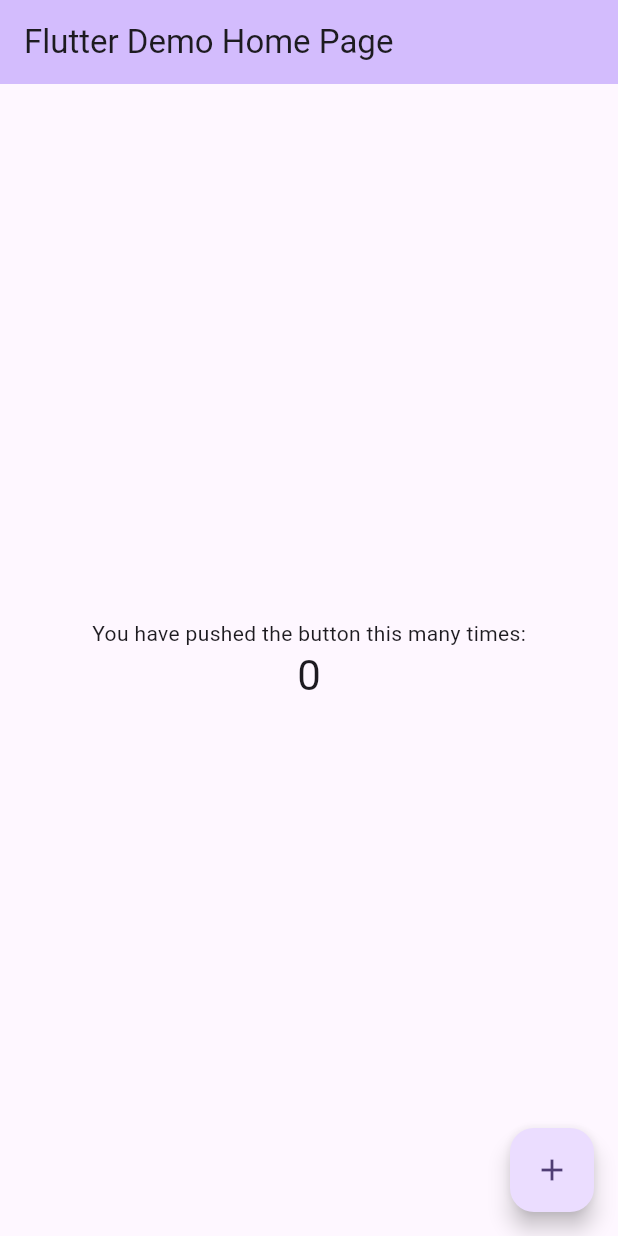
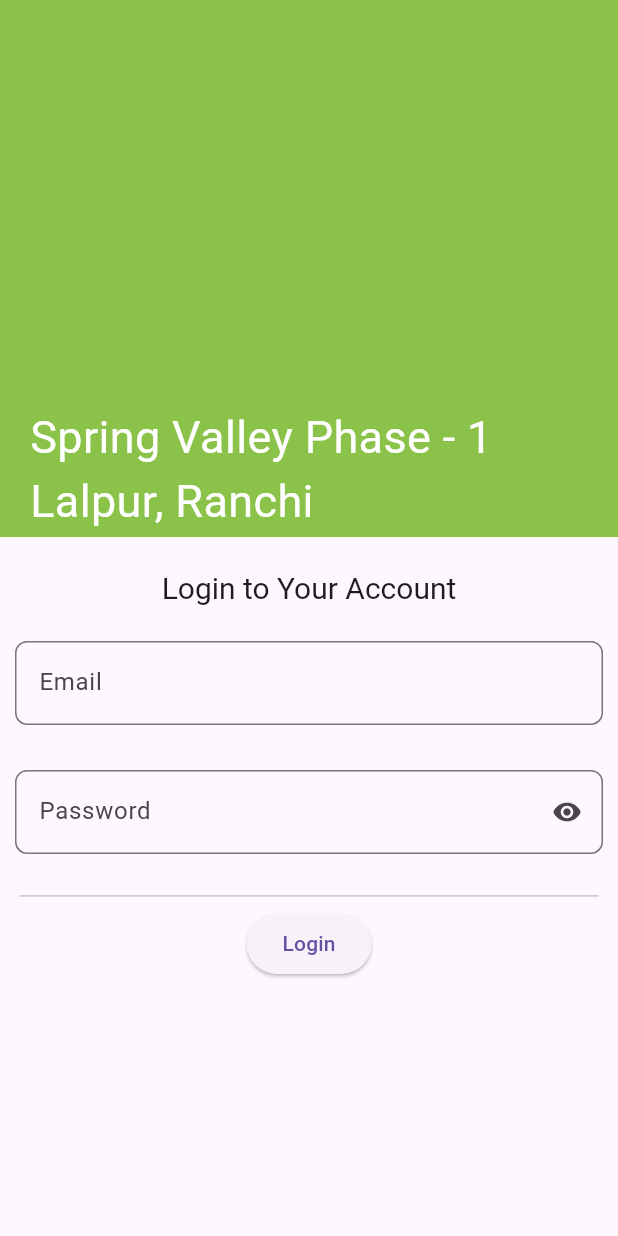
Before and after one commit to kshitijraj-06/spvalley_frontend, a Flutter app: the screen it shows after launch, on a phone screen of 412 x 824 dp. Run offline on Flutter 3.47's test engine with Material 3 defaults, Android fonts, the phone set to English and light mode, and no system bars; our stand-ins replace firebase_auth, firebase_core, get, google_fonts, google_sign_in; accounts and stored records are empty; Roboto replaces fonts that are missing (Cairo).

Commit message:
added login.dart

```diff
--- /dev/null
+++ b/lib/Auth/login.dart
@@ -0,0 +1,132 @@
+import 'package:flutter/material.dart';
+import 'package:get/get.dart';
+import 'package:google_fonts/google_fonts.dart';
+import 'package:spvalley_frontend/Auth/loginController.dart';
+
+
+class Login extends StatelessWidget {
+  final LoginController controller = Get.put(LoginController());
+
+  @override
+  Widget build(BuildContext context) {
+    return Scaffold(
+        body: SingleChildScrollView(
+          child: Column(
+              children: [
+                _header(context),
+                SizedBox(height: 20,),
+                Text('Login to Your Account',
+                style: GoogleFonts.cairo(
+                  fontSize: 20,
+                  letterSpacing: 0
+                ),),
+                SizedBox(height: 10,),
+                _input(
+                  label: 'Email',
+                  isPassword: false,
+                  controller: controller.emailController,
+                  validator: controller.emailValidator,
+                  loginController: controller,
+                ),
+                SizedBox(height: 10,),
+                _input(
+                  label: 'Password',
+                  isPassword: true,
+                  controller: controller.passwordController,
+                  validator: controller.passwordValidator,
+                  loginController: controller,
+                ),
+                Padding(
+                  padding: const EdgeInsets.only(left: 13.0,top: 10, right: 13),
+                  child: Divider(),
+                ),
+                ElevatedButton(
+                  onPressed: () => Get.find<LoginController>().submit(),
+                  child: Text("Login"),
+                ),
+
+                // Padding(
+                //   padding: const EdgeInsets.only(left: 13.0,top: 10, right: 13),
+                //   child: IconButton(
+                //       onPressed: (){
+                //         controller.googlesignin();
+                //         Get.offAll(() => Dashboard());
+                //       },
+                //       icon: Icon(Icons.person)),
+                // ),
+              ]
+          ),
+        )
+    );
+  }
+
+  Widget _header(BuildContext context) {
+    return Stack(
+      children: [
+        Container(
+          height: MediaQuery.of(context).size.height / 2.3,
+          decoration: const BoxDecoration(color: Colors.lightGreen),
+        ),
+        Positioned(
+          top: MediaQuery.of(context).size.height / 3.3,
+          child: Padding(
+            padding: const EdgeInsets.all(20.0),
+            child: Column(
+              crossAxisAlignment: CrossAxisAlignment.start,
+              children: [
+                Text(
+                  'Spring Valley Phase - 1 ',
+                  style: GoogleFonts.cairo(
+                    fontSize: 30,
+                    color: Colors.white,
+                  ),
+                ),
+                Text(
+                  'Lalpur, Ranchi ',
+                  style: GoogleFonts.cairo(
+                    fontSize: 30,
+                    color: Colors.white,
+                  ),
+                ),
+              ],
+            ),
+          ),
+        ),
+      ],
+    );
+  }
+
+  Widget _input({
+    required String label,
+    required bool isPassword,
+    required TextEditingController controller,
+    required String? Function(String?) validator,
+    required LoginController loginController,
+  }) {
+    return Padding(
+      padding: const EdgeInsets.all(10.0),
+      child: TextFormField(
+        controller: controller,
+        decoration: InputDecoration(
+          labelText: label,
+          border: OutlineInputBorder(borderRadius: BorderRadius.circular(8)),
+          suffixIcon: isPassword
+              ? Obx(() => IconButton(
+            icon: Icon(
+              loginController.obscurePassword.value
+                  ? Icons.visibility
+                  : Icons.visibility_off,
+              size: 20,
+            ),
+            onPressed: loginController.togglePasswordVisibility,
+          ))
+              : null,
+        ),
+        obscureText:
+        isPassword ? loginController.obscurePassword.value : false,
+        validator: validator,
+      ),
+    );
+  }
+
+}
--- /dev/null
+++ b/lib/Auth/loginController.dart
@@ -0,0 +1,116 @@
+import 'dart:convert';
+import 'package:flutter/material.dart';
+import 'package:get/get.dart';
+import 'package:http/http.dart' as http;
+import 'package:firebase_auth/firebase_auth.dart';
+import 'package:google_sign_in/google_sign_in.dart';
+
+class LoginController extends GetxController {
+  var obscurePassword = true.obs;
+
+  final emailController = TextEditingController();
+  final passwordController = TextEditingController();
+
+  final FirebaseAuth _auth = FirebaseAuth.instance;
+
+  get togglePasswordVisibility => null;
+
+  void toggleObscure() {
+    obscurePassword.value = !obscurePassword.value;
+  }
+
+  String? emailValidator(String? value) {
+    if (value == null || value.isEmpty) return 'Please enter email';
+    return null;
+  }
+
+  String? passwordValidator(String? value) {
+    if (value == null || value.isEmpty) return 'Please enter password';
+    return null;
+  }
+
+  Future<void> submit() async {
+    final email = emailController.text.trim();
+    final password = passwordController.text.trim();
+
+    if (email.isEmpty || password.isEmpty) {
+      Get.snackbar('Login', 'Please fill in all fields');
+      return;
+    }
+
+    try {
+      print("🟡 Logging in with Firebase...");
+      final UserCredential userCredential = await _auth.signInWithEmailAndPassword(
+        email: email,
+        password: password,
+      );
+
+      Get.snackbar('Firebase Login', 'Successfully logged in');
+
+      final String? idToken = await userCredential.user?.getIdToken();
+
+      if (idToken != null) {
+        print("🟢 Firebase Token received: $idToken");
+        await loginToBackend(idToken);
+      } else {
+        print("🔴 No Firebase token received");
+      }
+    } on FirebaseAuthException catch (e) {
+      Get.snackbar('Login Error', e.message ?? 'Unknown error');
+    } catch (e) {
+      Get.snackbar('Error', e.toString());
+    }
+  }
+
+
+  Future<void> loginToBackend(String idToken) async {
+    try {
+      print("🌐 Sending request to backend with token...");
+
+      final response = await http.post(
+        Uri.parse('http://10.0.2.2:5000/auth/login'),
+        headers: {
+          'Authorization': 'Bearer $idToken',
+          'Content-Type': 'application/json',
+        },
+      );
+
+      if (response.statusCode == 200) {
+        final json = jsonDecode(response.body);
+        final user = json['data'];
+
+        Get.snackbar("Backend Login", "Welcome ${user['displayName']}");
+        Get.offAllNamed('/dashboard');
+      } else {
+        Get.snackbar("Backend Login", "Error: ${response.statusCode}");
+      }
+    } catch (e) {
+      print("🔴 Backend Error: $e");
+      Get.snackbar("Backend Error", e.toString());
+    }
+  }
+
+
+  Future<void> googleSignIn() async {
+    try {
+      final GoogleSignInAccount? googleUser = await GoogleSignIn().signIn();
+      if (googleUser == null) return;
+
+      final GoogleSignInAuthentication googleAuth = await googleUser.authentication;
+
+      final credential = GoogleAuthProvider.credential(
+        accessToken: googleAuth.accessToken,
+        idToken: googleAuth.idToken,
+      );
+
+      final userCredential = await _auth.signInWithCredential(credential);
+      final idToken = await userCredential.user?.getIdToken();
+
+      if (idToken != null) {
+        await loginToBackend(idToken);
+      }
+    } catch (e) {
+      Get.snackbar('Google Sign-In Error', e.toString());
+    }
+  }
+}
--- a/lib/main.dart
+++ b/lib/main.dart
@@ -1,122 +1,17 @@
+import 'package:firebase_core/firebase_core.dart';
 import 'package:flutter/material.dart';
+import 'package:get/get.dart';
+import 'Auth/login.dart';
+import 'dashboard.dart';
 
-void main() {
-  runApp(const MyApp());
+void main()async{
+  WidgetsFlutterBinding.ensureInitialized();
+  await Firebase.initializeApp();
+  runApp(GetMaterialApp(
+    initialRoute: '/login',
+    getPages: [
+      GetPage(name: '/login', page: () => Login()),
+      GetPage(name: '/dashboard', page: () => Dashboard()),
+    ],
+  ));
 }
-
-class MyApp extends StatelessWidget {
-  const MyApp({super.key});
-
-  // This widget is the root of your application.
-  @override
-  Widget build(BuildContext context) {
-    return MaterialApp(
-      title: 'Flutter Demo',
-      theme: ThemeData(
-        // This is the theme of your application.
-        //
-        // TRY THIS: Try running your application with "flutter run". You'll see
-        // the application has a purple toolbar. Then, without quitting the app,
-        // try changing the seedColor in the colorScheme below to Colors.green
-        // and then invoke "hot reload" (save your changes or press the "hot
-        // reload" button in a Flutter-supported IDE, or press "r" if you used
-        // the command line to start the app).
-        //
-        // Notice that the counter didn't reset back to zero; the application
-        // state is not lost during the reload. To reset the state, use hot
-        // restart instead.
-        //
-        // This works for code too, not just values: Most code changes can be
-        // tested with just a hot reload.
-        colorScheme: ColorScheme.fromSeed(seedColor: Colors.deepPurple),
-      ),
-      home: const MyHomePage(title: 'Flutter Demo Home Page'),
-    );
-  }
-}
-
-class MyHomePage extends StatefulWidget {
-  const MyHomePage({super.key, required this.title});
-
-  // This widget is the home page of your application. It is stateful, meaning
-  // that it has a State object (defined below) that contains fields that affect
-  // how it looks.
-
-  // This class is the configuration for the state. It holds the values (in this
-  // case the title) provided by the parent (in this case the App widget) and
-  // used by the build method of the State. Fields in a Widget subclass are
-  // always marked "final".
-
-  final String title;
-
-  @override
-  State<MyHomePage> createState() => _MyHomePageState();
-}
-
-class _MyHomePageState extends State<MyHomePage> {
-  int _counter = 0;
-
-  void _incrementCounter() {
-    setState(() {
-      // This call to setState tells the Flutter framework that something has
-      // changed in this State, which causes it to rerun the build method below
-      // so that the display can reflect the updated values. If we changed
-      // _counter without calling setState(), then the build method would not be
-      // called again, and so nothing would appear to happen.
-      _counter++;
-    });
-  }
-
-  @override
-  Widget build(BuildContext context) {
-    // This method is rerun every time setState is called, for instance as done
-    // by the _incrementCounter method above.
-    //
-    // The Flutter framework has been optimized to make rerunning build methods
-    // fast, so that you can just rebuild anything that needs updating rather
-    // than having to individually change instances of widgets.
-    return Scaffold(
-      appBar: AppBar(
-        // TRY THIS: Try changing the color here to a specific color (to
-        // Colors.amber, perhaps?) and trigger a hot reload to see the AppBar
-        // change color while the other colors stay the same.
-        backgroundColor: Theme.of(context).colorScheme.inversePrimary,
-        // Here we take the value from the MyHomePage object that was created by
-        // the App.build method, and use it to set our appbar title.
-        title: Text(widget.title),
-      ),
-      body: Center(
-        // Center is a layout widget. It takes a single child and positions it
-        // in the middle of the parent.
-        child: Column(
-          // Column is also a layout widget. It takes a list of children and
-          // arranges them vertically. By default, it sizes itself to fit its
-          // children horizontally, and tries to be as tall as its parent.
-          //
-          // Column has various properties to control how it sizes itself and
-          // how it positions its children. Here we use mainAxisAlignment to
-          // center the children vertically; the main axis here is the vertical
-          // axis because Columns are vertical (the cross axis would be
-          // horizontal).
-          //
-          // TRY THIS: Invoke "debug painting" (choose the "Toggle Debug Paint"
-          // action in the IDE, or press "p" in the console), to see the
-          // wireframe for each widget.
-          mainAxisAlignment: MainAxisAlignment.center,
-          children: <Widget>[
-            const Text('You have pushed the button this many times:'),
-            Text(
-              '$_counter',
-              style: Theme.of(context).textTheme.headlineMedium,
-            ),
-          ],
-        ),
-      ),
-      floatingActionButton: FloatingActionButton(
-        onPressed: _incrementCounter,
-        tooltip: 'Increment',
-        child: const Icon(Icons.add),
-      ), // This trailing comma makes auto-formatting nicer for build methods.
-    );
-  }
-}
```
Also changed, not shown: lib/dashboard.dart (added, +15 -0 lines), pubspec.yaml (+7 -0 lines), pubspec.lock, 4 other files.
